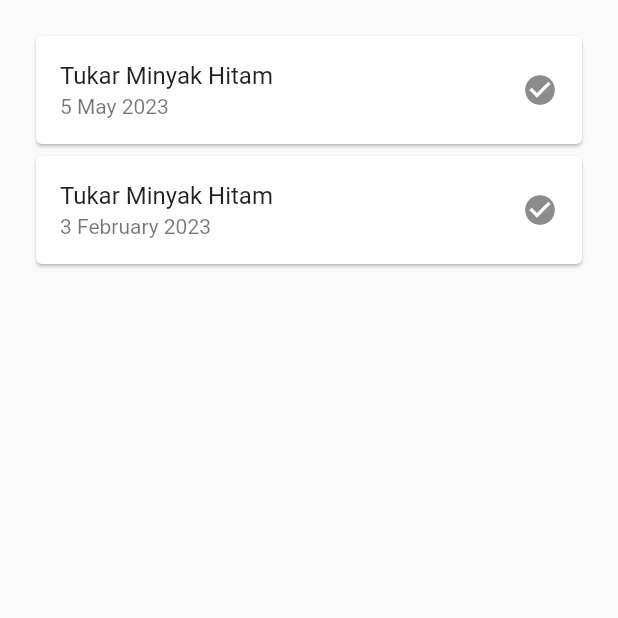
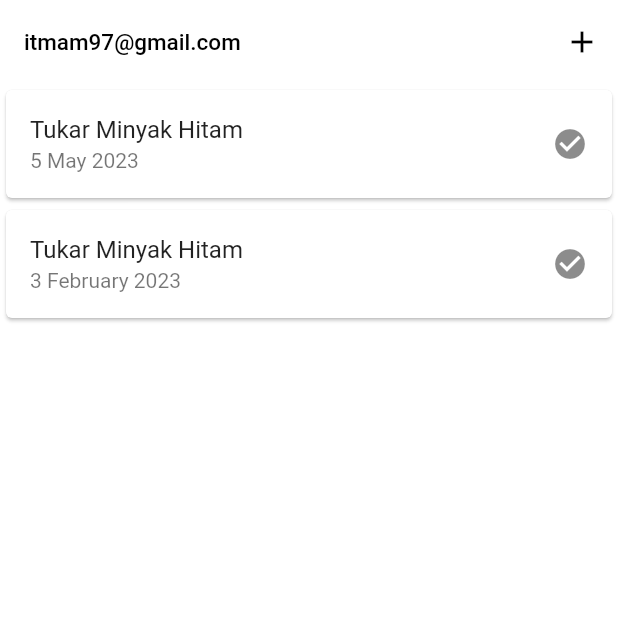
Before and after one commit to imk97/motorMaintenanceApp, a Flutter app: the screen it shows after launch, on a phone screen of 412 x 824 dp, the top half of it. Run offline on Flutter 3.47's test engine with Material 2 defaults, Android fonts, the phone set to English and light mode, and no system bars.

Commit message:
create navigationbar

```diff
--- a/lib/main.dart
+++ b/lib/main.dart
@@ -23,10 +23,10 @@ class MyApp extends StatelessWidget {
           // or simply save your changes to "hot reload" in a Flutter IDE).
           // Notice that the counter didn't reset back to zero; the application
           // is not restarted.
-          primaryColor: Colors.grey,
+          primaryColor: Colors.white,
           // primarySwatch: Colors.blue,
           appBarTheme: const AppBarTheme(
-              color: Colors.grey,
+              color: Colors.white,
               foregroundColor: Colors.black,
               systemOverlayStyle: SystemUiOverlayStyle(
                 statusBarColor: Colors.white,
@@ -73,11 +73,20 @@ class _MyHomePageState extends State<MyHomePage> {
   @override
   Widget build(BuildContext context) {
     return Scaffold(
+      backgroundColor: Colors.white,
+      appBar: AppBar(
+        elevation: 0.0,
+        title: const Text(
+          'itmam97@gmail.com',
+          style: TextStyle(fontSize: 15.0),
+        ),
+        actions: <Widget>[
+          IconButton(onPressed: () {}, icon: const Icon(Icons.add))
+        ],
+      ),
       body: SafeArea(
-          child: Padding(
-        padding: const EdgeInsets.all(20.0),
         child: Column(
-          children: const [
+          children: const <Widget>[
             Card(
               child: ListTile(
                 title: Text('Tukar Minyak Hitam'),
@@ -96,7 +105,7 @@ class _MyHomePageState extends State<MyHomePage> {
             )
           ],
         ),
-      )),
+      ),
     );
   }
 }
```
